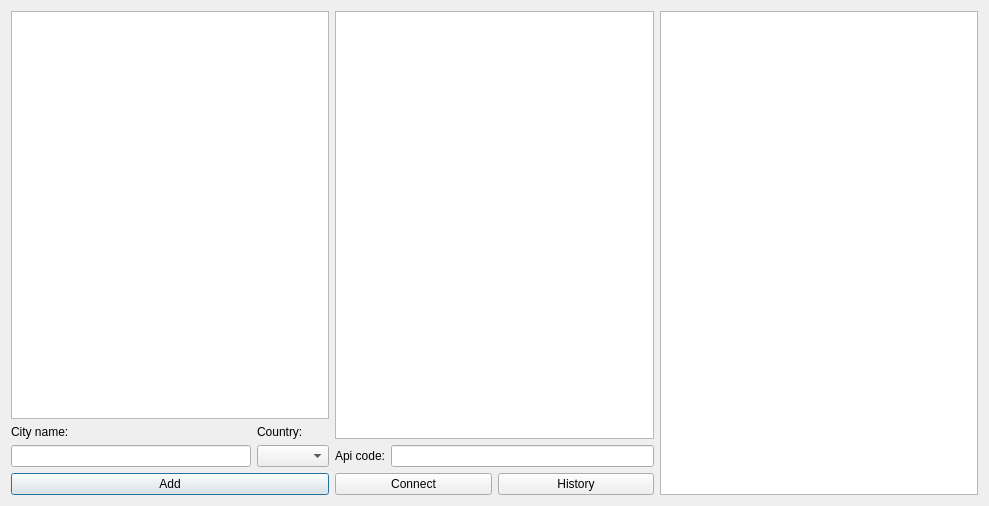
First picture: the form in weatherapp.ui, repository Pawlllosss/-Qt-C-WeatherUpdate, before the edit.
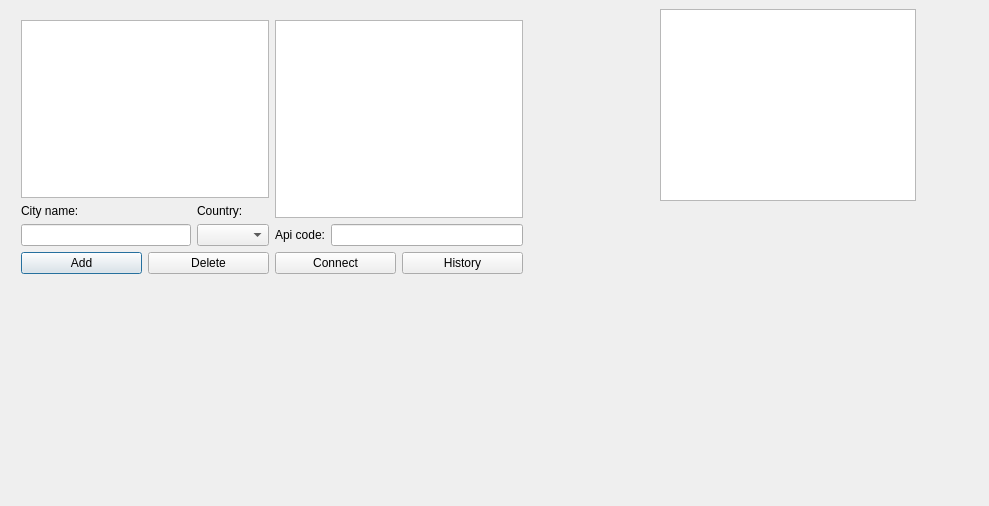
Second picture: the form after the edit.

The edit to the form file:
```diff
--- a/weatherapp.ui
+++ b/weatherapp.ui
@@ -13,7 +13,26 @@
   <property name="windowTitle">
    <string>WeatherApp</string>
   </property>
-  <layout class="QHBoxLayout" name="horizontalLayout_4">
+  <widget class="QTableView" name="table_sql_test">
+   <property name="geometry">
+    <rect>
+     <x>660</x>
+     <y>9</y>
+     <width>256</width>
+     <height>192</height>
+    </rect>
+   </property>
+  </widget>
+  <widget class="QWidget" name="">
+   <property name="geometry">
+    <rect>
+     <x>10</x>
+     <y>9</y>
+     <width>524</width>
+     <height>276</height>
+    </rect>
+   </property>
+   <layout class="QHBoxLayout" name="horizontalLayout_5">
    <item>
     <layout class="QVBoxLayout" name="verticalLayout_4">
      <item>
@@ -52,12 +71,23 @@
       </layout>
      </item>
      <item>
+       <layout class="QHBoxLayout" name="horizontalLayout_4">
+        <item>
       <widget class="QPushButton" name="button_add">
        <property name="text">
         <string>Add</string>
        </property>
       </widget>
      </item>
+        <item>
+         <widget class="QPushButton" name="button_delete">
+          <property name="text">
+           <string>Delete</string>
+          </property>
+         </widget>
+        </item>
+       </layout>
+      </item>
     </layout>
    </item>
    <item>
@@ -106,10 +136,8 @@
      </item>
     </layout>
    </item>
-   <item>
-    <widget class="QTableView" name="table_sql_test"/>
-   </item>
-  </layout>
+   </layout>
+  </widget>
  </widget>
  <layoutdefault spacing="6" margin="11"/>
  <resources/>
```
Lines whose indentation alone changed are shown as unchanged.
